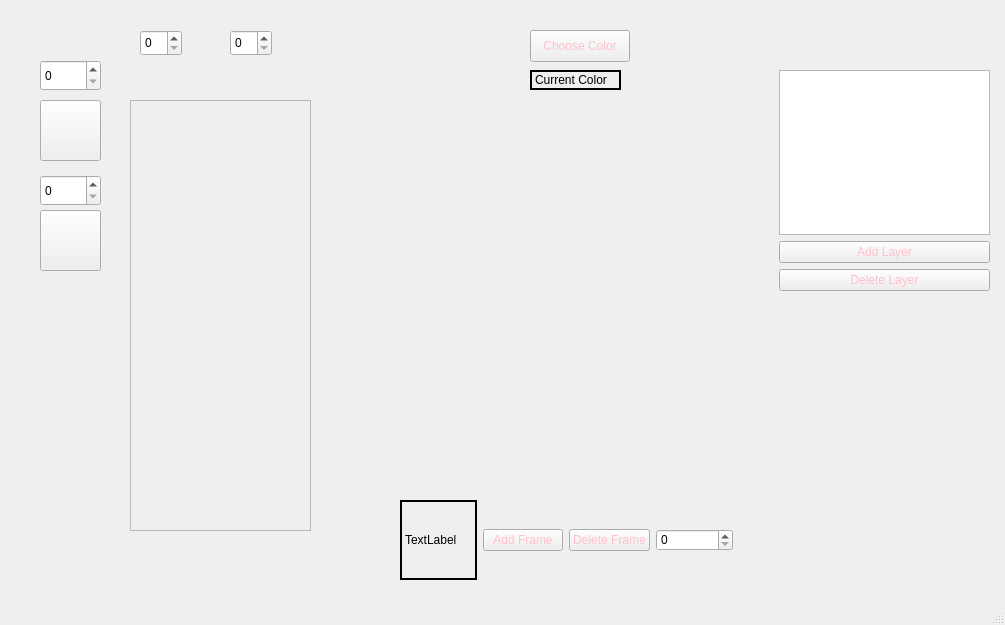
Above: mainwindow.ui from CatherineBao/color-alchemy before the change. Below: the same form after it.
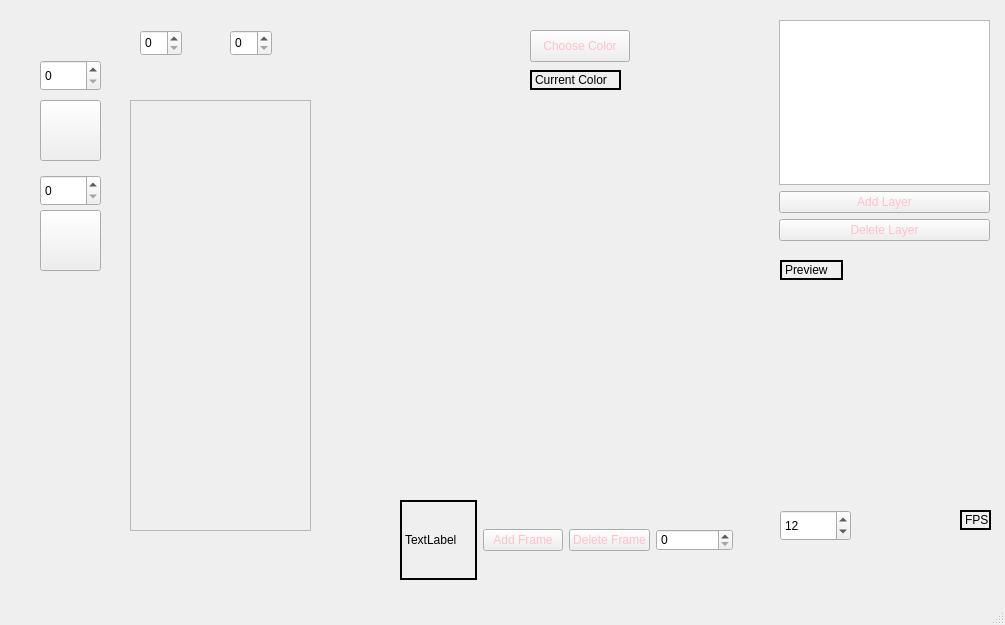
That is the form after the change. Icons and pictures are not drawn. Custom widgets are drawn as their Qt base class.

Commit message: Almost finished AnimationPreview

Diff of the .ui file:
```diff
--- a/mainwindow.ui
+++ b/mainwindow.ui
@@ -166,7 +166,7 @@
     <property name="geometry">
      <rect>
       <x>779</x>
-      <y>70</y>
+      <y>20</y>
       <width>211</width>
       <height>221</height>
      </rect>
@@ -227,6 +227,61 @@
      </item>
     </layout>
    </widget>
+   <widget class="QLabel" name="label">
+    <property name="geometry">
+     <rect>
+      <x>780</x>
+      <y>260</y>
+      <width>63</width>
+      <height>20</height>
+     </rect>
+    </property>
+    <property name="text">
+     <string>Preview</string>
+    </property>
+   </widget>
+   <widget class="QSpinBox" name="fps">
+    <property name="geometry">
+     <rect>
+      <x>780</x>
+      <y>510</y>
+      <width>71</width>
+      <height>31</height>
+     </rect>
+    </property>
+    <property name="minimum">
+     <number>1</number>
+    </property>
+    <property name="maximum">
+     <number>24</number>
+    </property>
+    <property name="value">
+     <number>12</number>
+    </property>
+   </widget>
+   <widget class="QLabel" name="label_2">
+    <property name="geometry">
+     <rect>
+      <x>960</x>
+      <y>510</y>
+      <width>31</width>
+      <height>20</height>
+     </rect>
+    </property>
+    <property name="text">
+     <string>FPS</string>
+    </property>
+   </widget>
+   <widget class="AnimationPreview" name="animationPreview" native="true">
+    <property name="geometry">
+     <rect>
+      <x>780</x>
+      <y>290</y>
+      <width>209</width>
+      <height>209</height>
+     </rect>
+    </property>
+   </widget>
   </widget>
   <widget class="QStatusBar" name="statusbar"/>
  </widget>
@@ -237,6 +292,12 @@
    <header>Canvas.h</header>
    <container>1</container>
   </customwidget>
+  <customwidget>
+   <class>AnimationPreview</class>
+   <extends>QWidget</extends>
+   <header location="global">AnimationPreview.h</header>
+   <container>1</container>
+  </customwidget>
  </customwidgets>
  <resources>
   <include location="resources.qrc"/>
```
The commit also changes 7 other files.
